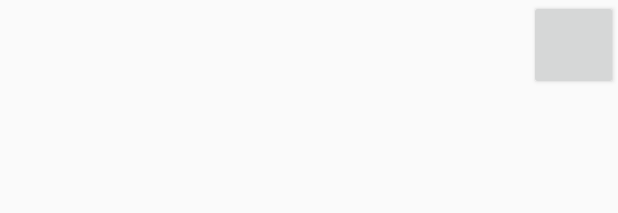
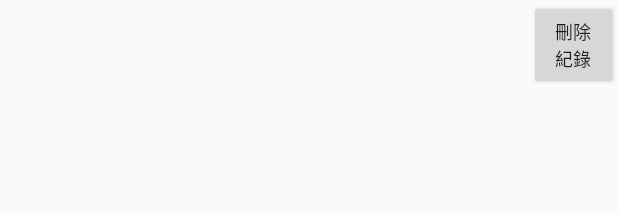
Before and after one commit to TWKiwi/SearchYourSide, an Android app: the layout list_view_object.xml on its own in the app's theme, with its tools: preview values and no code run, on a phone screen of 412 x 824 dp. Shown: the top 213 px of the screen. Run offline under Robolectric (Android 15) with nearby library versions, the phone set to English and light mode, and no system bars.

Commit message:
終於!!

```diff
--- a/app/src/main/res/layout/list_view_object.xml
+++ b/app/src/main/res/layout/list_view_object.xml
@@ -7,6 +7,7 @@
         android:layout_width="match_parent"
         android:layout_height="60dp"
         android:orientation="horizontal">
+
 
         <ImageView
             android:id="@+id/ChargeListImg"
@@ -24,7 +25,9 @@
             android:id="@+id/DeleteBtn"
             android:layout_width="0dp"
             android:layout_height="match_parent"
-            android:layout_weight="1"/>
+            android:layout_weight="1"
+            android:text="@string/DeleteBtn"
+            android:textSize="12sp"/>
 
     </TableRow>
 
--- a/app/src/main/res/values/strings.xml
+++ b/app/src/main/res/values/strings.xml
@@ -23,6 +23,7 @@
     <string name="ItemPrice">商品\n價格</string>
 
     <string name="calendarSearch">月曆查詢</string>
+    <string name="DeleteBtn">刪除\n紀錄</string>
 
 
     <string name="barChartView">各類開銷</string>
```
Also changed, not shown: app/src/main/java/com/power/kiwi/searchyourside/LazyChargeActivity.java (+13 -0 lines).
